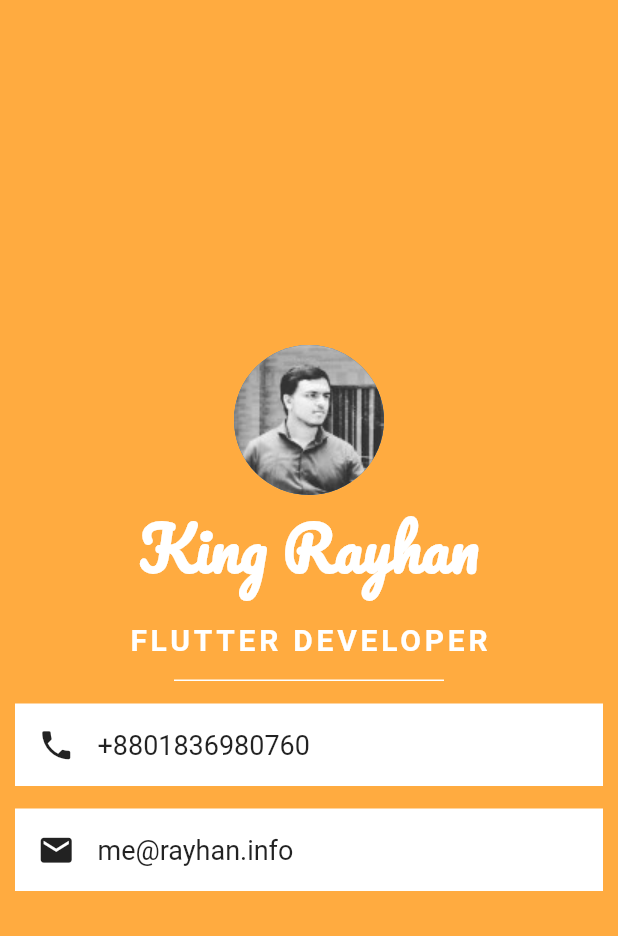
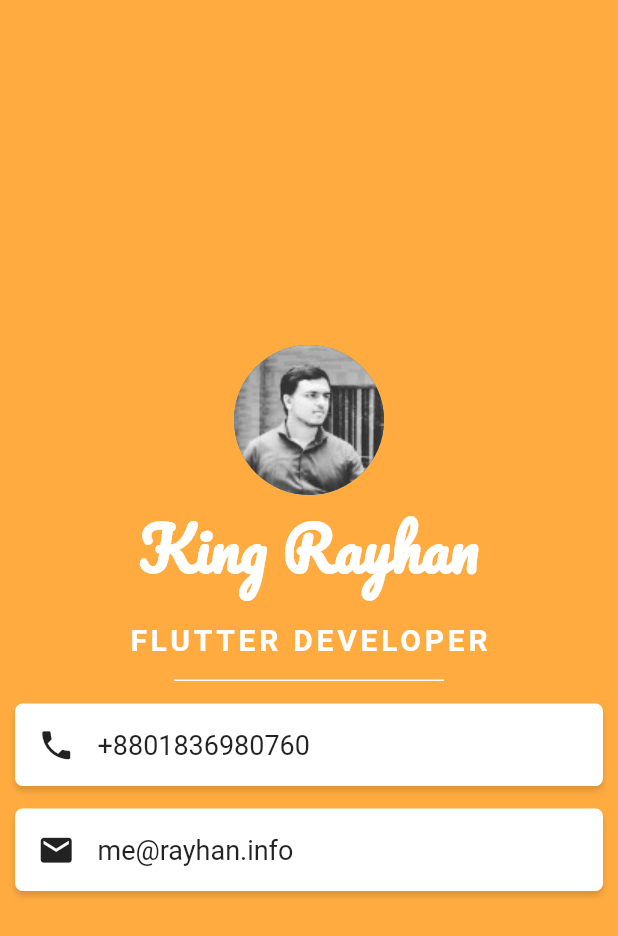
Before and after one commit to kingRayhan/flutter-meinfo, a Flutter app: the screen it shows after launch, on a phone screen of 412 x 824 dp. Shown: the top 936 px of the screen. Run offline on Flutter 3.47's test engine with Material 2 defaults, Android fonts, the phone set to English and light mode, and no system bars.

Commit message:
my first app

```diff
--- a/lib/widgets/Infobox.dart
+++ b/lib/widgets/Infobox.dart
@@ -4,14 +4,25 @@ class InfoBox extends StatelessWidget {
   IconData icon;
   String label;
 
-  InfoBox({this.icon, this.label});
+  InfoBox({@required this.icon, @required this.label});
 
   @override
   Widget build(BuildContext context) {
     return Container(
-      color: Colors.white,
       padding: EdgeInsets.symmetric(vertical: 15, horizontal: 15),
       margin: EdgeInsets.symmetric(horizontal: 10),
+      decoration: BoxDecoration(
+        color: Colors.white,
+        boxShadow: [
+          BoxShadow(
+              color: Colors.black.withAlpha(35),
+              blurRadius: 3,
+              offset: Offset(0, 3)),
+        ],
+        borderRadius: BorderRadius.all(
+          Radius.circular(5),
+        ),
+      ),
       child: Row(children: [
         Icon(
           this.icon,
```
